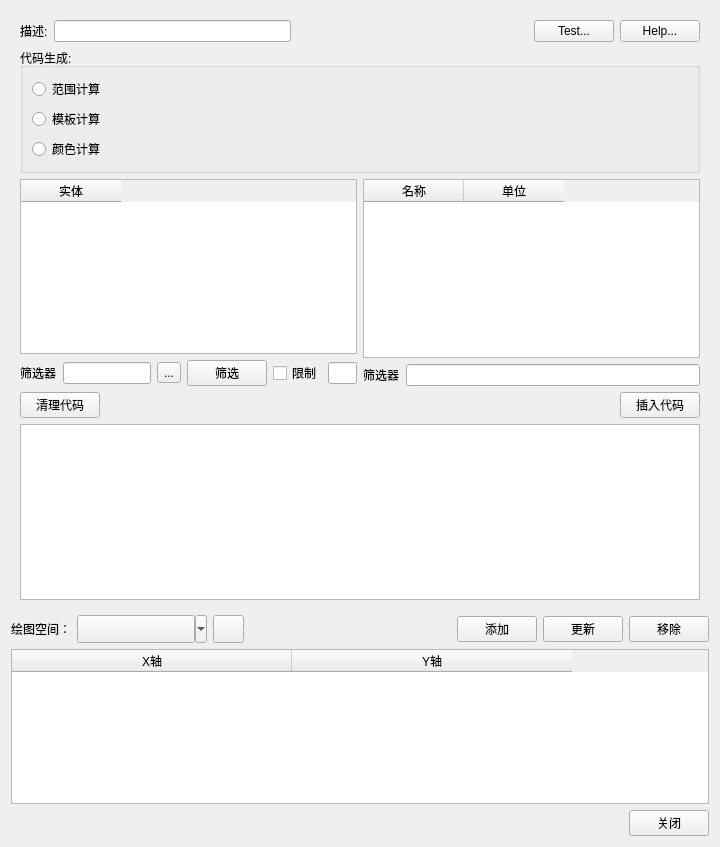
Above: AddPlotPair.ui from whatudone/plotxy before the change. Below: the same form after it.
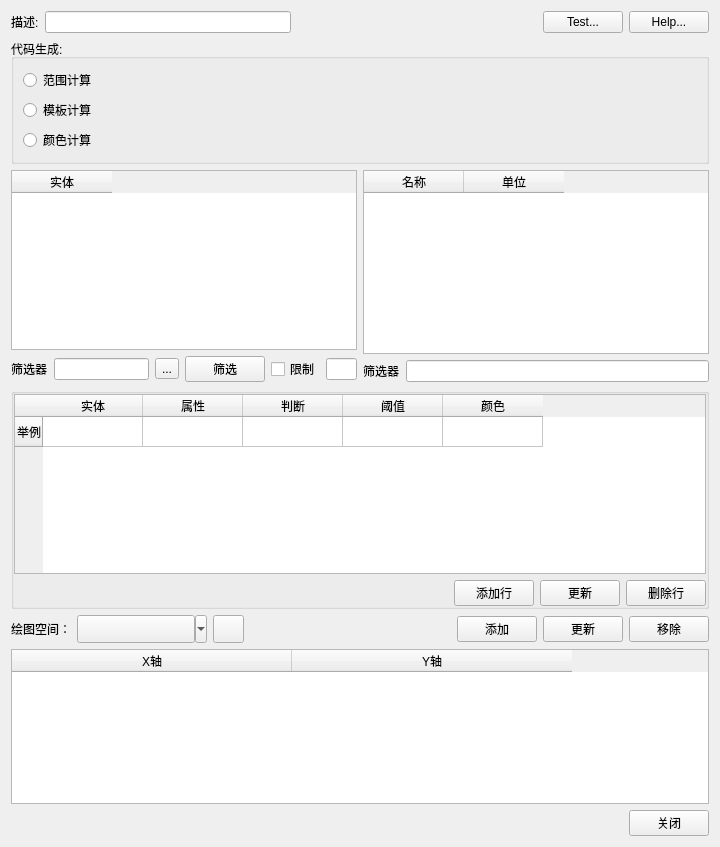
That is the form after the change. The open tabs and pages were chosen to show the change.

The edit to the form file:
```diff
--- a/AddPlotPair.ui
+++ b/AddPlotPair.ui
@@ -1729,8 +1729,20 @@
        </item>
       </layout>
      </widget>
-     <widget class="QWidget" name="page_7">
-      <layout class="QVBoxLayout" name="verticalLayout_16">
+     <widget class="QWidget" name="page_Light">
+      <layout class="QVBoxLayout" name="verticalLayout_36">
+       <property name="leftMargin">
+        <number>0</number>
+       </property>
+       <property name="topMargin">
+        <number>0</number>
+       </property>
+       <property name="rightMargin">
+        <number>0</number>
+       </property>
+       <property name="bottomMargin">
+        <number>0</number>
+       </property>
        <item>
         <layout class="QHBoxLayout" name="horizontalLayout_35">
          <item>
@@ -1890,38 +1902,220 @@
         </layout>
        </item>
        <item>
-        <layout class="QHBoxLayout" name="horizontalLayout_39">
+        <widget class="QGroupBox" name="groupBox_8">
+         <property name="title">
+          <string/>
+         </property>
+         <layout class="QVBoxLayout" name="verticalLayout_35">
+          <property name="leftMargin">
+           <number>0</number>
+          </property>
+          <property name="topMargin">
+           <number>0</number>
+          </property>
+          <property name="rightMargin">
+           <number>0</number>
+          </property>
+          <property name="bottomMargin">
+           <number>0</number>
+          </property>
+          <item>
+           <widget class="QTableWidget" name="tableWidget_LightSet">
+            <row>
+             <property name="text">
+              <string>举例</string>
+             </property>
+            </row>
+            <column>
+             <property name="text">
+              <string>实体</string>
+             </property>
+            </column>
+            <column>
+             <property name="text">
+              <string>属性</string>
+             </property>
+            </column>
+            <column>
+             <property name="text">
+              <string>判断</string>
+             </property>
+            </column>
+            <column>
+             <property name="text">
+              <string>阈值</string>
+             </property>
+            </column>
+            <column>
+             <property name="text">
+              <string>颜色</string>
+             </property>
+            </column>
+            <item row="0" column="0">
+             <property name="text">
+              <string/>
+             </property>
+            </item>
+            <item row="0" column="1">
+             <property name="text">
+              <string/>
+             </property>
+            </item>
+            <item row="0" column="2">
+             <property name="text">
+              <string/>
+             </property>
+            </item>
+            <item row="0" column="3">
+             <property name="text">
+              <string/>
+             </property>
+            </item>
+            <item row="0" column="4">
+             <property name="text">
+              <string/>
+             </property>
+            </item>
+           </widget>
+          </item>
+          <item>
+           <layout class="QHBoxLayout" name="horizontalLayout_39">
+            <item>
+             <spacer name="horizontalSpacer_25">
+              <property name="orientation">
+               <enum>Qt::Horizontal</enum>
+              </property>
+              <property name="sizeHint" stdset="0">
+               <size>
+                <width>40</width>
+                <height>20</height>
+               </size>
+              </property>
+             </spacer>
+            </item>
+            <item>
+             <widget class="QPushButton" name="pushButton_LightAdd">
+              <property name="text">
+               <string>添加行</string>
+              </property>
+             </widget>
+            </item>
+            <item>
+             <widget class="QPushButton" name="pushButton_LightUpdate">
+              <property name="text">
+               <string>更新</string>
+              </property>
+             </widget>
+            </item>
+            <item>
+             <widget class="QPushButton" name="pushButton_LightDelete">
+              <property name="text">
+               <string>删除行</string>
+              </property>
+             </widget>
+            </item>
+           </layout>
+          </item>
+         </layout>
+        </widget>
+       </item>
+      </layout>
+     </widget>
+     <widget class="QWidget" name="page_scope">
+      <layout class="QHBoxLayout" name="horizontalLayout_41" stretch="2,1">
+       <property name="leftMargin">
+        <number>0</number>
+       </property>
+       <property name="topMargin">
+        <number>0</number>
+       </property>
+       <property name="rightMargin">
+        <number>0</number>
+       </property>
+       <property name="bottomMargin">
+        <number>0</number>
+       </property>
+       <item>
+        <layout class="QVBoxLayout" name="verticalLayout_39">
          <item>
-          <widget class="QPushButton" name="pushButton_6">
-           <property name="text">
-            <string>清理代码</string>
-           </property>
-          </widget>
+          <layout class="QVBoxLayout" name="verticalLayout_37">
+           <item>
+            <widget class="QTableWidget" name="tableWidget_AScopeEntity">
+             <column>
+              <property name="text">
+               <string>实体</string>
+              </property>
+             </column>
+            </widget>
+           </item>
+           <item>
+            <layout class="QHBoxLayout" name="horizontalLayout_40" stretch="1,3,1,1,1,1">
+             <item>
+              <widget class="QLabel" name="label_34">
+               <property name="text">
+                <string>筛选器</string>
+               </property>
+              </widget>
+             </item>
+             <item>
+              <widget class="QLineEdit" name="lineEdit_15"/>
+             </item>
+             <item>
+              <widget class="QToolButton" name="toolButton_11">
+               <property name="text">
+                <string>...</string>
+               </property>
+              </widget>
+             </item>
+             <item>
+              <widget class="QPushButton" name="pushButton_6">
+               <property name="text">
+                <string>筛选</string>
+               </property>
+              </widget>
+             </item>
+             <item>
+              <widget class="QCheckBox" name="checkBox_2">
+               <property name="text">
+                <string>限制</string>
+               </property>
+              </widget>
+             </item>
+             <item>
+              <widget class="QLineEdit" name="lineEdit_16"/>
+             </item>
+            </layout>
+           </item>
+          </layout>
          </item>
          <item>
-          <spacer name="horizontalSpacer_22">
-           <property name="orientation">
-            <enum>Qt::Horizontal</enum>
-           </property>
-           <property name="sizeHint" stdset="0">
-            <size>
-             <width>40</width>
-             <height>20</height>
-            </size>
-           </property>
-          </spacer>
+          <widget class="QTableWidget" name="tableWidget_AScopeData"/>
          </item>
          <item>
-          <widget class="QPushButton" name="pushButton_9">
-           <property name="text">
-            <string>插入代码</string>
+          <widget class="QGroupBox" name="groupBox_9">
+           <property name="title">
+            <string>Graph Axis Labels</string>
            </property>
           </widget>
          </item>
         </layout>
        </item>
        <item>
-        <widget class="QTextEdit" name="textEdit_lightCode"/>
+        <widget class="QLabel" name="label_info">
+         <property name="text">
+          <string>A-Scope graphs can plot two-dimensional array data over time.Typically,the X-Axis is a range,and the Y-Axis is an intensity.
+
+Array data is graphed in time slices;each time slice includes a seperate graph.New time slices are displayed in sequence according to the time value of the slice.
+
+Each set of array data may have vertical gates associated with it.</string>
+         </property>
+         <property name="scaledContents">
+          <bool>true</bool>
+         </property>
+         <property name="wordWrap">
+          <bool>true</bool>
+         </property>
+        </widget>
        </item>
       </layout>
      </widget>
```
Left out of the diff: 33 changed lines with no effect on the pictures.
